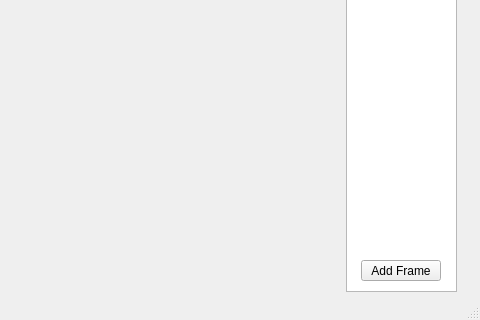
First picture: the form in viewer.ui, repository C2-YK/a8-sprite-editor-f21-FredZ-U, before the edit; both pictures show x 449 to 929 and y 269 to 589 of the 929 by 589 pixel window.
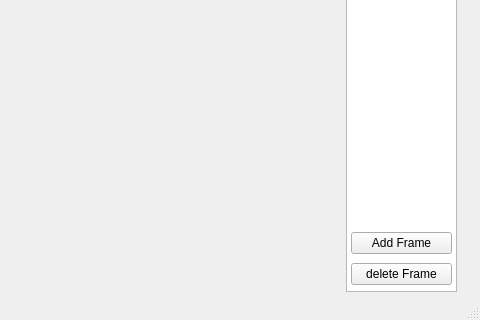
Second picture: the form after the edit. Icons and pictures are not drawn.

Commit message: Add delete frame button

```diff
--- a/viewer.ui
+++ b/viewer.ui
@@ -24,29 +24,6 @@
      </rect>
     </property>
    </widget>
-   <widget class="QPushButton" name="addFrame">
-    <property name="geometry">
-     <rect>
-      <x>810</x>
-      <y>510</y>
-      <width>80</width>
-      <height>21</height>
-     </rect>
-    </property>
-    <property name="text">
-     <string>Add Frame</string>
-    </property>
-    <property name="icon">
-     <iconset>
-      <normaloff>:/icon/res/plus-symbol-button.png</normaloff>:/icon/res/plus-symbol-button.png</iconset>
-    </property>
-    <property name="iconSize">
-     <size>
-      <width>8</width>
-      <height>8</height>
-     </size>
-    </property>
-   </widget>
    <widget class="QWidget" name="verticalLayoutWidget">
     <property name="geometry">
      <rect>
@@ -198,6 +175,52 @@
      </item>
     </layout>
    </widget>
+   <widget class="QWidget" name="verticalLayoutWidget_3">
+    <property name="geometry">
+     <rect>
+      <x>800</x>
+      <y>479</y>
+      <width>101</width>
+      <height>61</height>
+     </rect>
+    </property>
+    <layout class="QVBoxLayout" name="verticalLayout_3">
+     <item>
+      <widget class="QPushButton" name="addFrame">
+       <property name="text">
+        <string>Add Frame</string>
+       </property>
+       <property name="icon">
+        <iconset resource="res.qrc">
+         <normaloff>:/icon/res/plus-symbol-button.png</normaloff>:/icon/res/plus-symbol-button.png</iconset>
+       </property>
+       <property name="iconSize">
+        <size>
+         <width>8</width>
+         <height>8</height>
+        </size>
+       </property>
+      </widget>
+     </item>
+     <item>
+      <widget class="QPushButton" name="delteFrame">
+       <property name="text">
+        <string>delete Frame</string>
+       </property>
+       <property name="icon">
+        <iconset resource="res.qrc">
+         <normaloff>:/icon/res/minus.png</normaloff>:/icon/res/minus.png</iconset>
+       </property>
+       <property name="iconSize">
+        <size>
+         <width>8</width>
+         <height>8</height>
+        </size>
+       </property>
+      </widget>
+     </item>
+    </layout>
+   </widget>
   </widget>
   <widget class="QMenuBar" name="menubar">
    <property name="geometry">
```
Left out of the diff: 18 changed lines with no effect on the pictures.
